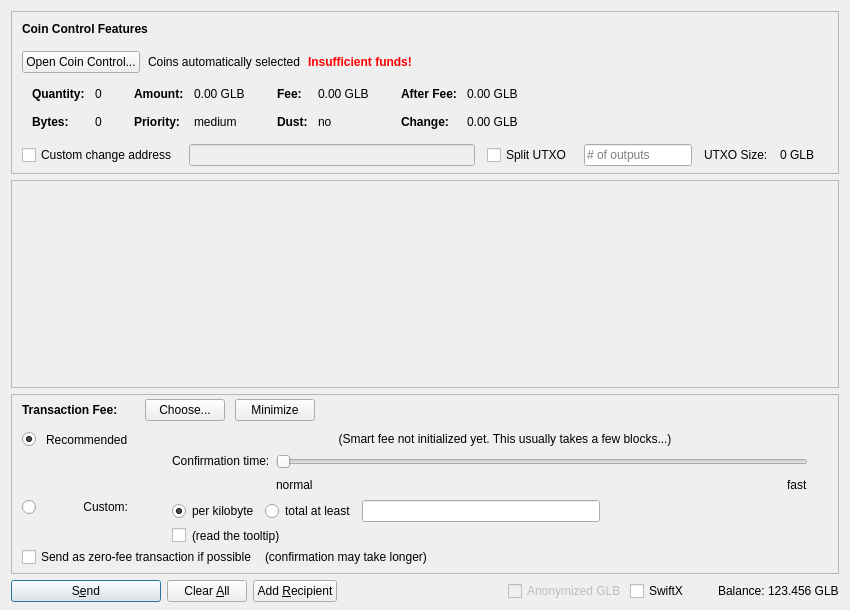
First picture: the form in src/qt/forms/sendcoinsdialog.ui, repository Globycoin/glbcore, before the edit.
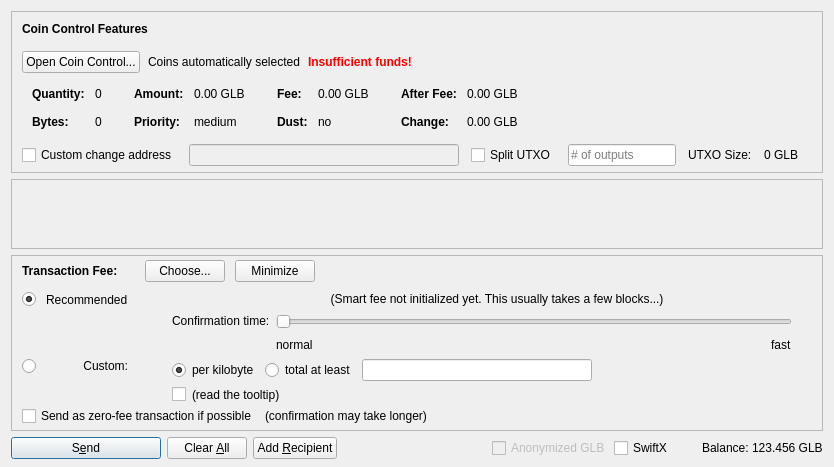
Second picture: the form after the edit. Icons and pictures are not drawn. Custom widgets are drawn as their Qt base class.

Patch:
```diff
--- a/src/qt/forms/sendcoinsdialog.ui
+++ b/src/qt/forms/sendcoinsdialog.ui
@@ -6,8 +6,8 @@
    <rect>
     <x>0</x>
     <y>0</y>
-    <width>850</width>
-    <height>610</height>
+    <width>650</width>
+    <height>210</height>
    </rect>
   </property>
   <property name="windowTitle">
```
